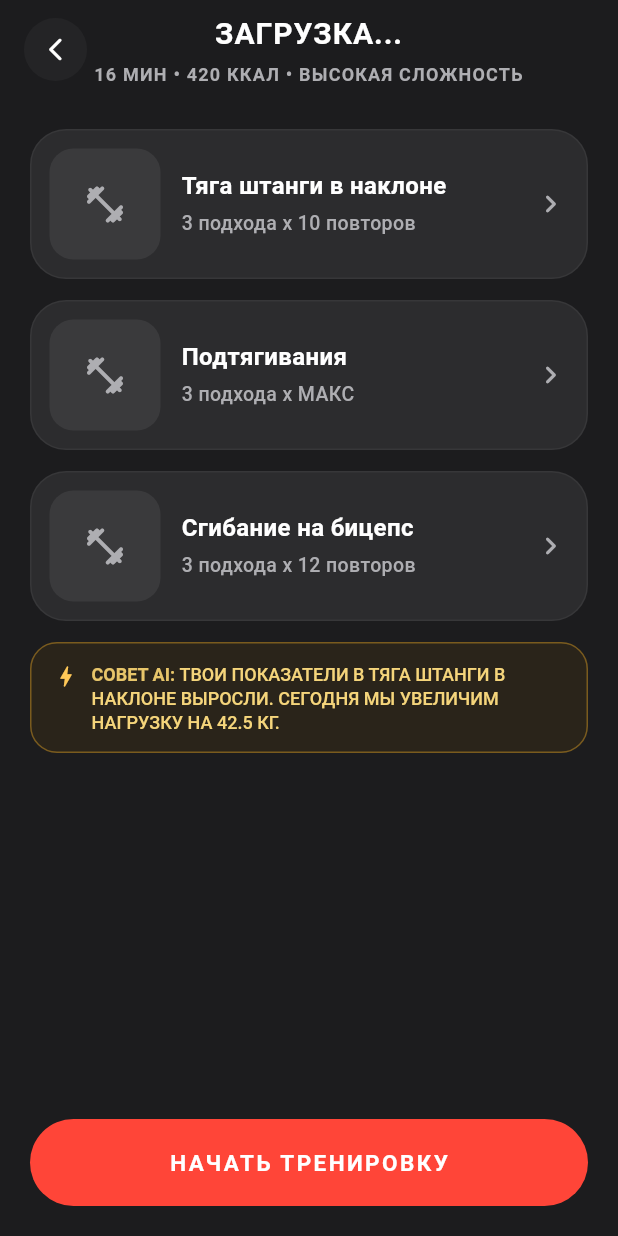
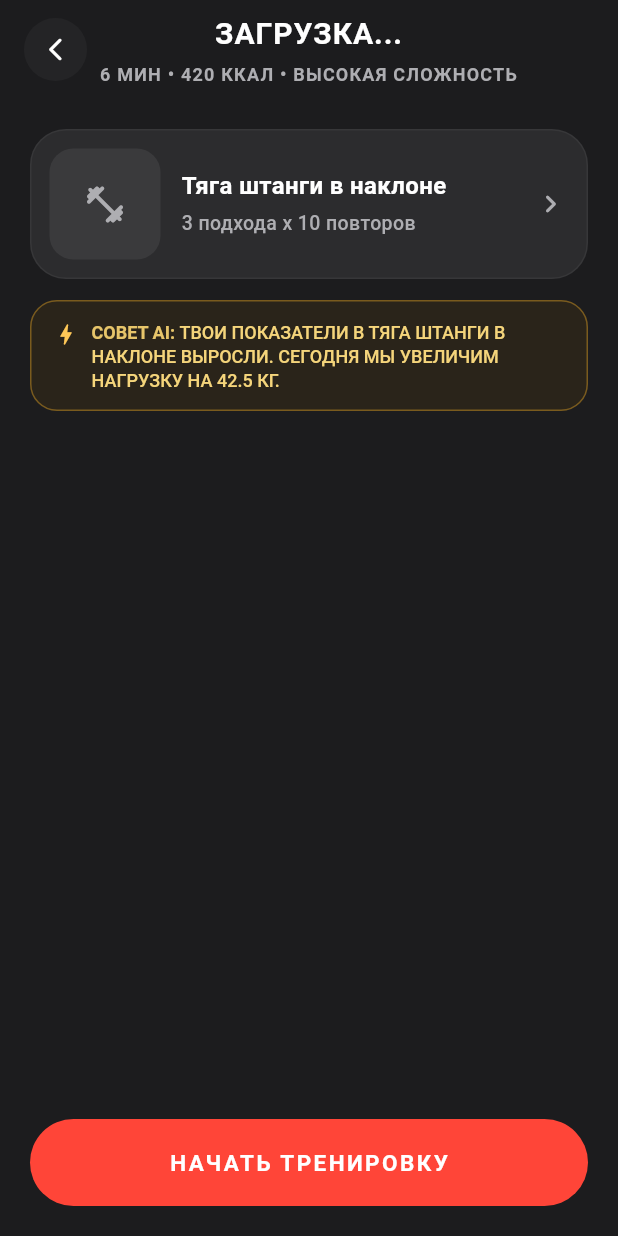
Before and after one commit to pohebeyy/nexusfit_web, a Flutter app: the HomeScreen screen opened by its route, after a tap on "НАЧАТЬ ТРЕНИРОВКУ", on a phone screen of 412 x 824 dp. Run offline on Flutter 3.47's test engine with Material 3 defaults, Android fonts, the phone set to English and light mode, and no system bars; our stand-ins replace firebase_auth, firebase_core, flutter_svg, image_picker, shared_preferences, table_calendar and 1 more; missing offline and left inert: bodychart_heatmap, tutorial_coach_mark; accounts and stored records are empty; network calls fail.

Commit message:
описание упражнения

```diff
--- a/lib/screens/home/TodayWorkoutCardState.dart
+++ b/lib/screens/home/TodayWorkoutCardState.dart
@@ -1,3 +1,4 @@
+// today_workout_card.dart
 import 'dart:convert';
 import 'package:flutter/material.dart';
 import 'package:http/http.dart' as http;
@@ -9,10 +10,8 @@ import 'package:startap/screens/workouts/workout_session_screen.dart';
 import 'package:startap/services/api/StringApi.dart';
 
 class TodayWorkoutCard extends StatefulWidget {
-  // Добавляем поле для хранения переданной даты
   final DateTime selectedDate;
 
-  // Обновляем конструктор: делаем selectedDate обязательным параметром (required)
   const TodayWorkoutCard({
     Key? key,
     required this.selectedDate,
@@ -25,21 +24,23 @@ class TodayWorkoutCard extends StatefulWidget {
 class TodayWorkoutCardState extends State<TodayWorkoutCard> {
   bool _isExpanded = false;
   bool _isLoading = true;
-   String _lastCacheHash = "";
+  String _lastCacheHash = "";
+
   // Динамические переменные
   String _workoutName = 'Загрузка...';
   String _difficulty = 'medium';
   int _calories = 0;
   int _durationMinutes = 0;
-  List<Map<String, String>> _exercises = [];
 
-   @override
+  // ИЗМЕНЕНО: теперь dynamic, чтобы хранить списки (теги)
+  List<Map<String, dynamic>> _exercises = [];
+
+  @override
   void initState() {
     super.initState();
     loadWorkoutPlan();
   }
 
-  // ОБЯЗАТЕЛЬНО добавляем метод для реагирования на смену даты кликом в календаре:
   @override
   void didUpdateWidget(TodayWorkoutCard oldWidget) {
     super.didUpdateWidget(oldWidget);
@@ -47,12 +48,12 @@ class TodayWorkoutCardState extends State<TodayWorkoutCard> {
       loadWorkoutPlan();
     }
   }
+
   Future<void> _checkCacheUpdate() async {
     final prefs = await SharedPreferences.getInstance();
     final String targetDate = widget.selectedDate.toIso8601String().split('T')[0];
     final String? rawCalendar = prefs.getString('calendar_workouts');
 
-    // Создаем хэш текущих данных для этой даты
     String currentHash = "";
     if (rawCalendar != null) {
       final Map<String, dynamic> calendarCache = jsonDecode(rawCalendar);
@@ -61,17 +62,16 @@ class TodayWorkoutCardState extends State<TodayWorkoutCard> {
       }
     }
 
-    // Если кэш изменился с последнего раза — обновляем UI
     if (currentHash != _lastCacheHash) {
       _lastCacheHash = currentHash;
-      loadWorkoutPlan(); // Перезапускаем вашу функцию парсинга
+      loadWorkoutPlan();
     }
   }
+
   Future<void> loadWorkoutPlan() async {
     setState(() => _isLoading = true);
     final prefs = await SharedPreferences.getInstance();
 
-    // БЕРЕМ ИМЕННО ВЫБРАННУЮ ДАТУ
     final String targetDate = widget.selectedDate.toIso8601String().split('T')[0];
     final String? rawCalendar = prefs.getString('calendar_workouts');
 
@@ -81,7 +81,6 @@ class TodayWorkoutCardState extends State<TodayWorkoutCard> {
       try {
         final Map<String, dynamic> calendarCache = jsonDecode(rawCalendar);
 
-        // Проверка: кэш не устарел?
         DateTime? maxDate;
         for (String key in calendarCache.keys) {
           final d = DateTime.tryParse(key);
@@ -93,16 +92,13 @@ class TodayWorkoutCardState extends State<TodayWorkoutCard> {
         final todayDt = DateTime.now();
         final todayStart = DateTime(todayDt.year, todayDt.month, todayDt.day);
 
-        // Если в кэше есть данные на сегодня и будущее — он валидный
         if (maxDate != null && !maxDate.isBefore(todayStart)) {
           needsFetch = false;
         }
 
-        // Пытаемся вытянуть тренировку именно на выбранную дату (targetDate)
         if (calendarCache.containsKey(targetDate)) {
           _parseJsonAndSetState(calendarCache[targetDate]);
         } else {
-          // ЗДЕСЬ ИЗМЕНЕНИЕ: Умная проверка вместо обычного выходного
           _handleEmptyDay(targetDate);
         }
       } catch (e) {
@@ -111,14 +107,12 @@ class TodayWorkoutCardState extends State<TodayWorkoutCard> {
     }
 
     if (needsFetch) {
-      // Идет запрос в сеть только если кэша нет (он даст план на 30 дней)
       await _fetchFromNetwork(prefs, targetDate);
     } else {
       if (mounted) setState(() => _isLoading = false);
     }
   }
 
-  // Вспомогательный метод для дня отдыха
   void _setRestDay() {
     setState(() {
       _workoutName = 'День отдыха';
@@ -129,6 +123,7 @@ class TodayWorkoutCardState extends State<TodayWorkoutCard> {
       _isLoading = false;
     });
   }
+
   void _setNoWorkoutDay() {
     setState(() {
       _workoutName = 'Тренировки не было';
@@ -140,7 +135,6 @@ class TodayWorkoutCardState extends State<TodayWorkoutCard> {
     });
   }
 
-  // НОВЫЙ МЕТОД: Умная проверка пустого дня (прошлое или будущее?)
   void _handleEmptyDay(String targetDate) {
     final targetDt = DateTime.tryParse(targetDate);
     if (targetDt == null) {
@@ -151,16 +145,13 @@ class TodayWorkoutCardState extends State<TodayWorkoutCard> {
     final now = DateTime.now();
     final todayStart = DateTime(now.year, now.month, now.day);
 
-    // Если запрошенная дата была ДО сегодняшнего дня -> "Тренировки не было"
     if (targetDt.isBefore(todayStart)) {
       _setNoWorkoutDay();
     } else {
-      // Если сегодня или в будущем -> "День отдыха"
       _setRestDay();
     }
   }
 
-  // Загрузка по сети (n8n)
   Future<void> _fetchFromNetwork(SharedPreferences prefs, String todayDate) async {
     try {
       final String userEmail = prefs.getString('user_email') ?? 'akk@gmail.com';
@@ -177,13 +168,11 @@ class TodayWorkoutCardState extends State<TodayWorkoutCard> {
       if (response.statusCode == 200) {
         final data = jsonDecode(response.body);
 
-                if (data['success'] == true) {
-          // 1. Слияние нового календаря со старым кэшем (чтобы не терять прошлое)
+        if (data['success'] == true) {
           if (data['month_calendar'] != null) {
             final Map<String, dynamic> newMonthCalendar = data['month_calendar'];
             Map<String, dynamic> mergedCalendar = {};
 
-            // Достаем старый кэш, если он есть
             final String? oldRawCalendar = prefs.getString('calendar_workouts');
             if (oldRawCalendar != null) {
               try {
@@ -191,26 +180,20 @@ class TodayWorkoutCardState extends State<TodayWorkoutCard> {
               } catch (_) {}
             }
 
-            // Добавляем новые дни (записываем поверх старых совпадений,
-            // но то, что было в прошлом, остается нетронутым)
             mergedCalendar.addAll(newMonthCalendar);
-
             await prefs.setString('calendar_workouts', jsonEncode(mergedCalendar));
 
-            // 2. Пытаемся достать сегодняшнюю тренировку из объединенного кэша
             final todayWorkout = mergedCalendar[todayDate] ?? data['today_workout'];
 
             if (todayWorkout != null) {
               _parseJsonAndSetState(todayWorkout);
             } else {
-              // ИЗМЕНЕНИЕ: Умная обработка, если ИИ не сгенерировал тренировку
               _handleEmptyDay(todayDate);
             }
           } else {
             _handleEmptyDay(todayDate);
           }
-        }
- else {
+        } else {
           setState(() => _isLoading = false);
           debugPrint('Ошибка сервера: ${data['error']}');
         }
@@ -224,8 +207,7 @@ class TodayWorkoutCardState extends State<TodayWorkoutCard> {
     }
   }
 
-
-  // Парсинг JSON в стейт виджета
+  // ИЗМЕНЕНО: Теперь мы парсим абсолютно все поля, которые просили от ИИ
   bool _parseJsonAndSetState(dynamic workoutData) {
     try {
       setState(() {
@@ -235,26 +217,36 @@ class TodayWorkoutCardState extends State<TodayWorkoutCard> {
         _calories = int.tryParse(workoutData['calories']?.toString() ?? '0') ?? 0;
         _durationMinutes = int.tryParse(workoutData['duration_min']?.toString() ?? '0') ?? 0;
 
-        _exercises = [];
+                _exercises = [];
         if (workoutData['exercises'] != null) {
           for (var ex in workoutData['exercises']) {
             _exercises.add({
-              'name':    ex['name']?.toString() ?? 'Упражнение',
-              'display': ex['display_string']?.toString() ?? '${ex['reps']} x ${ex['sets']}',
+              'name':         ex['name']?.toString() ?? 'Упражнение',
+              'display':      ex['display_string']?.toString() ?? '${ex['reps']} x ${ex['sets']}',
+              'reps':         ex['reps']?.toString() ?? '10',
+              'sets':         ex['sets']?.toString() ?? '3',
+              'weight':       ex['weight']?.toString() ?? '0',
+
+              // ВОТ ЭТИ ПОЛЯ КРИТИЧЕСКИ ВАЖНЫ! ЕСЛИ ИХ ТУТ НЕТ - ОНИ НЕ ПОПАДУТ В SESSION SCREEN
+              'description':  ex['description']?.toString() ?? '',
+              'instructions': ex['instructions']?.toString() ?? '',
+              'benefits':     ex['benefits']?.toString() ?? '',
+              'muscles':      ex['muscles']?.toString() ?? '',
+              'tags':         (ex['tags'] as List<dynamic>?)?.map((e) => e.toString()).toList() ?? [],
             });
           }
         }
+
         _isLoading = false;
       });
 
-      return true; // успешно
+      return true;
     } catch (e) {
       debugPrint('Ошибка парсинга JSON тренировки: $e');
-      return false; // битый
+      return false;
     }
   }
 
-  // Обновляем старый метод, чтобы он понимал, что в кэше теперь лежит JSON, а не YAML
   bool _tryParseAndSetState(String cachedData) {
     try {
       final jsonData = jsonDecode(cachedData);
@@ -268,7 +260,6 @@ class TodayWorkoutCardState extends State<TodayWorkoutCard> {
   // ==================== UI МЕТОДЫ ====================
 
   Future<void> _showAdaptationSheet(BuildContext context) async {
-    // ЖДЕМ РЕЗУЛЬТАТ ИЗ ШТОРКИ (true если адаптировано, null если просто закрыли)
     final bool? isAdapted = await showModalBottomSheet<bool>(
       context: context,
       isScrollControlled: true,
@@ -279,7 +270,6 @@ class TodayWorkoutCardState extends State<TodayWorkoutCard> {
       builder: (context) => const AdaptationSheet(),
     );
 
-    // ЕСЛИ УСПЕШНО — ПЕРЕЗАГРУЖАЕМ ТРЕНИРОВКУ ИЗ КЭША
     if (isAdapted == true) {
       setState(() => _isLoading = true);
       await loadWorkoutPlan();
@@ -416,8 +406,8 @@ class TodayWorkoutCardState extends State<TodayWorkoutCard> {
                   secondChild: Column(
                     children: [
                       ..._exercises.map((ex) => _ExerciseRow(
-                            name: ex['name']!,
-                            reps: ex['display']!.split(' - ').last,
+                            name: ex['name'].toString(),
+                            reps: ex['display'].toString().split(' - ').last,
                             icon: Icons.fitness_center,
                           )),
                       const SizedBox(height: 12),
@@ -426,24 +416,20 @@ class TodayWorkoutCardState extends State<TodayWorkoutCard> {
                   crossFadeState: _isExpanded ? CrossFadeState.showSecond : CrossFadeState.showFirst,
                   duration: const Duration(milliseconds: 250),
                 ),
-                                SizedBox(
+                SizedBox(
                   width: double.infinity,
                   child: ElevatedButton.icon(
                     onPressed: () {
-                      // Правильный вызов навигации
                       Navigator.push(
                         context,
                         MaterialPageRoute(
                           builder: (context) => WorkoutSessionScreen(
-                            // Передаем данные из стейта текущей карточки
                             title: _workoutName,
                             exercises: _exercises,
                           ),
                         ),
                       );
                     },
-
-
                     icon: const Icon(Icons.play_arrow_rounded, size: 20),
                     label: const Text(
                       'НАЧАТЬ ТРЕНИРОВКУ',
--- a/lib/screens/workouts/workout_session_screen.dart
+++ b/lib/screens/workouts/workout_session_screen.dart
@@ -1,3 +1,4 @@
+// workout_session_screen.dart
 import 'package:flutter/material.dart';
 import 'workout_exercise.dart';
 import 'exercise_detail_screen.dart';
@@ -5,7 +6,9 @@ import 'WorkoutPlayerScreen.dart';
 
 class WorkoutSessionScreen extends StatefulWidget {
   final String title;
-  final List<Map<String, String>> exercises;
+
+  // ИЗМЕНЕНО: теперь dynamic, чтобы принимать массивы (теги)
+  final List<Map<String, dynamic>> exercises;
 
   final int? calories;
   final String difficulty;
@@ -36,28 +39,46 @@ class _WorkoutSessionScreenState extends State<WorkoutSessionScreen> {
   bool _started = false;
   late final List<WorkoutExercise> _exercises;
 
-  @override
+    @override
   void initState() {
     super.initState();
 
     _exercises = widget.exercises.isNotEmpty
         ? widget.exercises.map((e) {
-            final name = e['name'] ?? 'Упражнение';
-            final display = e['display'] ?? '';
-            final reps = int.tryParse(e['reps'] ?? '') ?? 10;
-            final sets = int.tryParse(e['sets'] ?? '') ?? 3;
-            final weight = int.tryParse(e['weight'] ?? '') ?? 0;
+            // Принудительно приводим всё к строкам, так как из кэша могут прийти dynamic
+            final name = e['name']?.toString() ?? 'Упражнение';
 
-            final minutes = int.tryParse(e['minutes'] ?? '') ?? 5;
+            // Базовые параметры
+            final reps = int.tryParse(e['reps']?.toString() ?? '') ?? 10;
+            final sets = int.tryParse(e['sets']?.toString() ?? '') ?? 3;
+            final weight = int.tryParse(e['weight']?.toString() ?? '') ?? 0;
+            final minutes = int.tryParse(e['minutes']?.toString() ?? '') ?? 5;
+
+            // Расширенные поля - проверяем ключи в точности так, как они приходят из JSON
+            final description = e['description']?.toString() ?? '';
+            final instructions = e['instructions']?.toString() ?? '';
+            final benefits = e['benefits']?.toString() ?? '';
+            final muscles = e['muscles']?.toString() ?? '';
+
+            // Парсинг тегов (если они есть)
+            List<String> tags = [];
+            if (e['tags'] is List) {
+              tags = (e['tags'] as List).map((t) => t.toString()).toList();
+            }
+
+            // Для дебага: выводим в консоль, чтобы точно убедиться, что данные дошли до этого этапа
+            debugPrint('Создаем упражнение: $name');
+            debugPrint('  Desc: $description');
+            debugPrint('  Instr: $instructions');
 
             return WorkoutExercise(
               id: name,
               name: name,
-              description: display,
-              instructions: '',
-              benefits: '',
-              muscles: '',
-              tags: const [],
+              description: description,
+              instructions: instructions,
+              benefits: benefits,
+              muscles: muscles,
+              tags: tags,
               sets: sets,
               reps: reps,
               weight: weight,
@@ -68,44 +89,19 @@ class _WorkoutSessionScreenState extends State<WorkoutSessionScreen> {
             const WorkoutExercise(
               id: 'default_1',
               name: 'Тяга штанги в наклоне',
-              description: '',
-              instructions: '',
-              benefits: '',
-              muscles: '',
-              tags: [],
+              description: 'Базовое упражнение для мышц спины',
+              instructions: 'Наклоните корпус вперед, держите спину ровной. Подтягивайте штангу к поясу.',
+              benefits: 'Утолщает спину, улучшает осанку',
+              muscles: 'Широчайшие, ромбовидные, бицепс',
+              tags: ['Спина', 'База'],
               sets: 3,
               reps: 10,
               weight: 40,
               estimatedMinutes: 6,
             ),
-            const WorkoutExercise(
-              id: 'default_2',
-              name: 'Подтягивания',
-              description: '',
-              instructions: '',
-              benefits: '',
-              muscles: '',
-              tags: [],
-              sets: 3,
-              reps: 12,
-              weight: 0,
-              estimatedMinutes: 5,
-            ),
-            const WorkoutExercise(
-              id: 'default_3',
-              name: 'Сгибание на бицепс',
-              description: '',
-              instructions: '',
-              benefits: '',
-              muscles: '',
-              tags: [],
-              sets: 3,
-              reps: 12,
-              weight: 12,
-              estimatedMinutes: 5,
-            ),
           ];
   }
+
 
   int get _totalMinutes =>
       _exercises.fold(0, (sum, e) => sum + e.estimatedMinutes);
```
